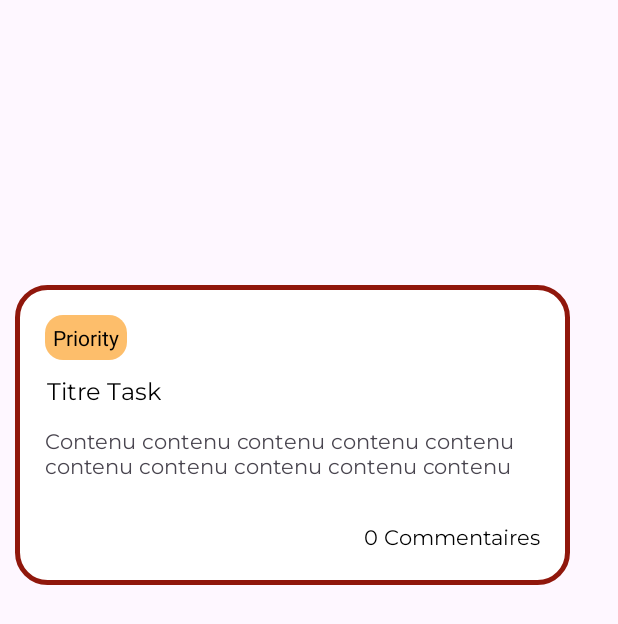
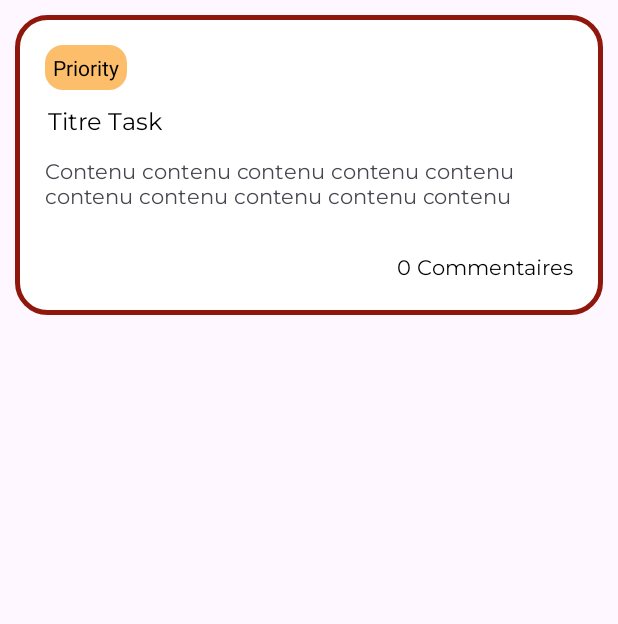
Before and after one commit to HrodMarRik/todolist-collaborative, an Android app: the layout items_tasks.xml on its own in the app's theme, with its tools: preview values and no code run, on a phone screen of 412 x 824 dp. Shown: the top 624 px of the screen. Run offline under Robolectric (Android 15) with nearby library versions, the phone set to English and light mode, and no system bars.

Commit message:
tasks as list + lien login-list pour tester

```diff
--- a/app/src/main/AndroidManifest.xml
+++ b/app/src/main/AndroidManifest.xml
@@ -20,6 +20,10 @@
                 <category android:name="android.intent.category.LAUNCHER" />
             </intent-filter>
         </activity>
+        <activity
+            android:name=".ListActivity"
+            android:exported="true" >
+        </activity>
     </application>
 
 </manifest>
--- /dev/null
+++ b/app/src/main/java/com/example/phalanx/ListActivity.java
@@ -0,0 +1,28 @@
+package com.example.phalanx;
+
+import android.os.Bundle;
+import android.widget.ListView;
+
+import androidx.appcompat.app.AppCompatActivity;
+
+import java.util.ArrayList;
+import java.util.Date;
+
+public class ListActivity extends AppCompatActivity {
+
+    public ArrayList<Task> tasks;
+
+    @Override
+    protected void onCreate(Bundle savedInstanceState) {
+        super.onCreate(savedInstanceState);
+        setContentView(R.layout.todolist);
+
+        tasks = new ArrayList<Task>();
+        tasks.add(new Task("Manger", "Ne pas oublier de manger son repas!", null, new Date(), "En Cours", "Important"));
+
+        ListView listTasks = findViewById(R.id.ListTasks);
+        TaskAdapter adapter = new TaskAdapter(this, tasks);
+        listTasks.setAdapter(adapter);
+    }
+
+}
--- /dev/null
+++ b/app/src/main/java/com/example/phalanx/TaskAdapter.java
@@ -0,0 +1,53 @@
+package com.example.phalanx;
+
+import android.content.Context;
+import android.view.LayoutInflater;
+import android.view.View;
+import android.view.ViewGroup;
+import android.widget.BaseAdapter;
+import android.widget.TextView;
+
+import java.util.ArrayList;
+
+public class TaskAdapter extends BaseAdapter {
+
+    private Context context;
+    private ArrayList<Task> tasks;
+
+    public TaskAdapter(Context context, ArrayList<Task> tasks) {
+        this.context = context;
+        this.tasks = tasks;
+    }
+
+    @Override
+    public int getCount() {
+        return tasks.size();
+    }
+
+    @Override
+    public Object getItem(int position) {
+        return tasks.get(position);
+    }
+
+    @Override
+    public long getItemId(int position) {
+        return position+1;
+    }
+
+    @Override
+    public View getView(int position, View convertView, ViewGroup parent) {
+        if(convertView==null){
+            convertView = LayoutInflater.from(context).inflate(R.layout.items_tasks, parent, false);
+        }
+        TextView nomTache = convertView.findViewById(R.id.NomTache);
+        nomTache.setText(tasks.get(position).getNom());
+
+        TextView priorite = convertView.findViewById(R.id.Priorite);
+        priorite.setText(tasks.get(position).getPriorite());
+
+        TextView description = convertView.findViewById(R.id.Description);
+        description.setText(tasks.get(position).getDescription());
+
+        return convertView;
+    }
+}
--- a/app/src/main/res/layout/activity_main.xml
+++ b/app/src/main/res/layout/activity_main.xml
@@ -61,7 +61,7 @@
         app:layout_constraintTop_toBottomOf="@+id/textView" />
 
     <androidx.appcompat.widget.AppCompatButton
-        android:id="@+id/button"
+        android:id="@+id/buttonLogin"
         android:layout_width="320dp"
         android:layout_height="52dp"
         android:layout_marginTop="60dp"
--- a/app/src/main/res/layout/tasks.xml
+++ b/app/src/main/res/layout/items_tasks.xml
@@ -3,15 +3,13 @@
     xmlns:app="http://schemas.android.com/apk/res-auto"
     xmlns:tools="http://schemas.android.com/tools"
     android:layout_width="wrap_content"
-    android:layout_height="wrap_content">
+    android:layout_height="wrap_content"
+    android:padding="10dp">
 
     <androidx.appcompat.widget.Toolbar
         android:id="@+id/task_container"
-        android:layout_width="0dp"
+        android:layout_width="match_parent"
         android:layout_height="200dp"
-        android:layout_marginStart="10dp"
-        android:layout_marginTop="190dp"
-        android:layout_marginEnd="10dp"
         android:background="@drawable/task"
         android:minHeight="?attr/actionBarSize"
         android:theme="?attr/actionBarTheme"
@@ -20,7 +18,7 @@
         app:layout_constraintTop_toTopOf="parent" />
 
     <TextView
-        android:id="@+id/textView8"
+        android:id="@+id/NomTache"
         android:layout_width="wrap_content"
         android:layout_height="wrap_content"
         android:layout_marginStart="20dp"
@@ -32,7 +30,7 @@
         app:layout_constraintEnd_toEndOf="@+id/task_container"
         app:layout_constraintHorizontal_bias="0.006"
         app:layout_constraintStart_toStartOf="@+id/task_container"
-        app:layout_constraintTop_toBottomOf="@+id/textView9" />
+        app:layout_constraintTop_toBottomOf="@+id/Priorite" />
 
     <TextView
         android:id="@+id/textView11"
@@ -48,7 +46,7 @@
         app:layout_constraintEnd_toEndOf="@+id/task_container" />
 
     <TextView
-        android:id="@+id/textView10"
+        android:id="@+id/Description"
         android:layout_width="350dp"
         android:layout_height="37dp"
         android:layout_marginStart="20dp"
@@ -59,10 +57,10 @@
         app:layout_constraintEnd_toEndOf="@+id/task_container"
         app:layout_constraintHorizontal_bias="0.006"
         app:layout_constraintStart_toStartOf="@+id/task_container"
-        app:layout_constraintTop_toBottomOf="@+id/textView8" />
+        app:layout_constraintTop_toBottomOf="@+id/NomTache" />
 
     <TextView
-        android:id="@+id/textView9"
+        android:id="@+id/Priorite"
         android:layout_width="wrap_content"
         android:layout_height="wrap_content"
         android:layout_marginStart="20dp"
```
Also changed, not shown: app/src/main/java/com/example/phalanx/MainActivity.java (+11 -0 lines), app/src/main/java/com/example/phalanx/Task.java (added, +71 -0 lines), app/src/main/res/layout/todolist.xml (+9 -54 lines).
